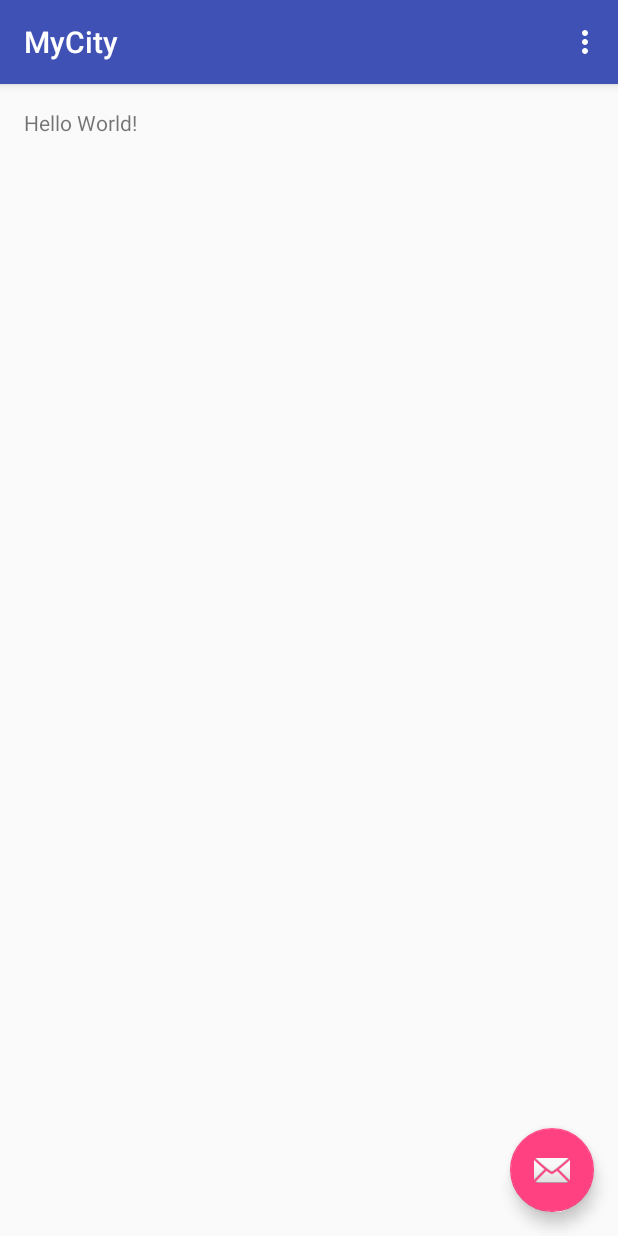
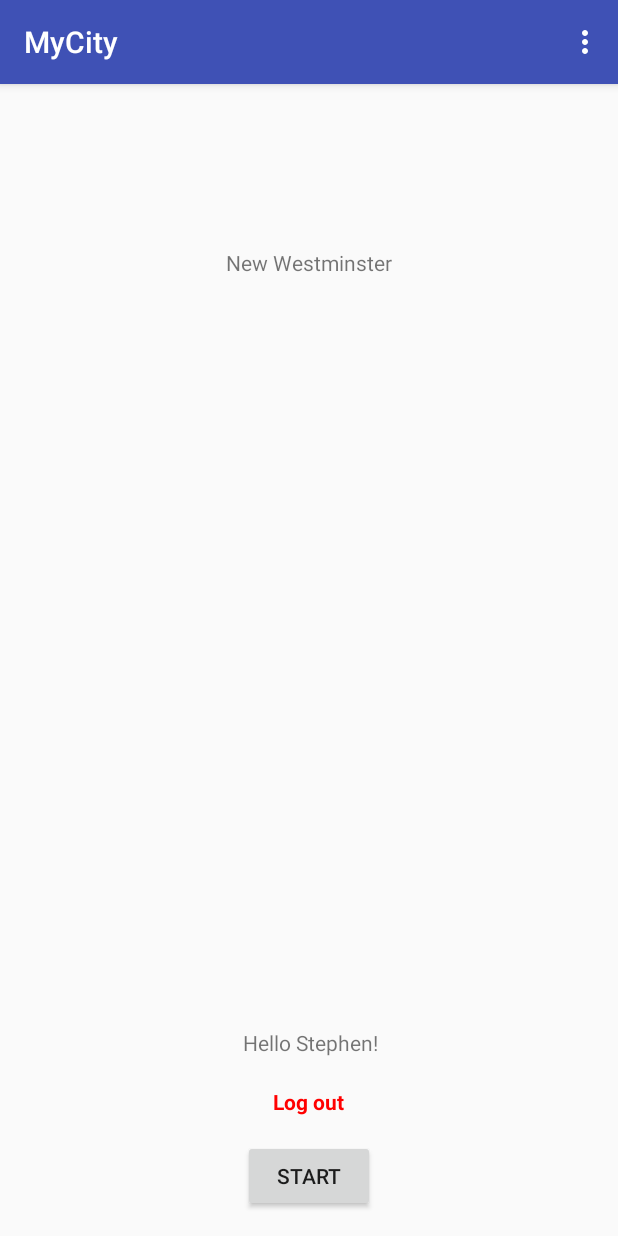
Before and after one commit to sardarali/MyCity, an Android app: the screen it shows after launch (MainActivity), on a phone screen of 412 x 824 dp. Run offline under Robolectric (Android 15) with nearby library versions, the light colour scheme and no system bars.

Commit message:
buttons and text boxes added

```diff
--- a/app/src/main/java/newwest/mycity/MainActivity.java
+++ b/app/src/main/java/newwest/mycity/MainActivity.java
@@ -1,13 +1,17 @@
 package newwest.mycity;
 
+import android.graphics.Color;
+import android.graphics.Typeface;
 import android.os.Bundle;
 import android.support.design.widget.FloatingActionButton;
 import android.support.design.widget.Snackbar;
 import android.support.v7.app.AppCompatActivity;
 import android.support.v7.widget.Toolbar;
+import android.text.Html;
 import android.view.View;
 import android.view.Menu;
 import android.view.MenuItem;
+import android.widget.TextView;
 
 public class MainActivity extends AppCompatActivity {
 
@@ -18,14 +22,11 @@ public class MainActivity extends AppCompatActivity {
         Toolbar toolbar = (Toolbar) findViewById(R.id.toolbar);
         setSupportActionBar(toolbar);
 
-        FloatingActionButton fab = (FloatingActionButton) findViewById(R.id.fab);
-        fab.setOnClickListener(new View.OnClickListener() {
-            @Override
-            public void onClick(View view) {
-                Snackbar.make(view, "Replace with your own action", Snackbar.LENGTH_LONG)
-                        .setAction("Action", null).show();
-            }
-        });
+        TextView text_logout = (TextView) findViewById(R.id.text_logout);
+        text_logout.setTextColor(Color.RED);
+        text_logout.setTypeface(null, Typeface.BOLD);
+
+
     }
 
     @Override
--- a/app/src/main/res/layout/activity_main.xml
+++ b/app/src/main/res/layout/activity_main.xml
@@ -21,14 +21,8 @@
 
     </android.support.design.widget.AppBarLayout>
 
-    <include layout="@layout/content_main" />
 
-    <android.support.design.widget.FloatingActionButton
-        android:id="@+id/fab"
-        android:layout_width="wrap_content"
-        android:layout_height="wrap_content"
-        android:layout_gravity="bottom|end"
-        android:layout_margin="@dimen/fab_margin"
-        app:srcCompat="@android:drawable/ic_dialog_email" />
+    <include layout="@layout/content_main"
+        android:id="@+id/include" />
 
 </android.support.design.widget.CoordinatorLayout>
--- a/app/src/main/res/layout/content_main.xml
+++ b/app/src/main/res/layout/content_main.xml
@@ -16,5 +16,36 @@
     <TextView
         android:layout_width="wrap_content"
         android:layout_height="wrap_content"
-        android:text="Hello World!" />
+        android:text="New Westminster"
+        android:layout_marginTop="93dp"
+        android:layout_alignParentTop="true"
+        android:layout_centerHorizontal="true" />
+
+    <Button
+        android:text="Start"
+        android:layout_width="wrap_content"
+        android:layout_height="wrap_content"
+        android:id="@+id/btn_start"
+        android:layout_alignParentBottom="true"
+        android:layout_centerHorizontal="true" />
+
+    <TextView
+        android:text="Log out"
+        android:layout_width="wrap_content"
+        android:layout_height="wrap_content"
+        android:id="@+id/text_logout"
+        android:textAppearance="@style/TextAppearance.AppCompat.Body1"
+        android:layout_above="@+id/btn_start"
+        android:layout_centerHorizontal="true"
+        android:layout_marginBottom="16dp" />
+
+    <TextView
+        android:text="Hello Stephen!"
+        android:layout_width="wrap_content"
+        android:layout_height="wrap_content"
+        android:id="@+id/text_user"
+        android:layout_marginBottom="20dp"
+        android:layout_above="@+id/text_logout"
+        android:layout_alignStart="@+id/btn_start" />
+
 </RelativeLayout>
--- a/app/src/main/res/values/strings.xml
+++ b/app/src/main/res/values/strings.xml
@@ -1,4 +1,9 @@
 <resources>
     <string name="app_name">MyCity</string>
     <string name="action_settings">Settings</string>
+
+    <string name="logout_format">
+        <font color='#123456'>Log Out</font>
+    </string>
+
 </resources>
```
